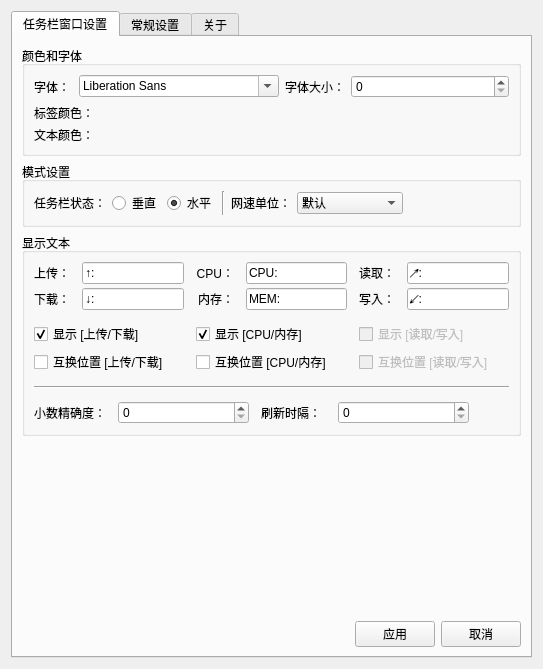
Above: dde-dock-plugin/WinDdeDockSetting.ui from XMuli/NetSpeed before the change. Below: the same form after it.
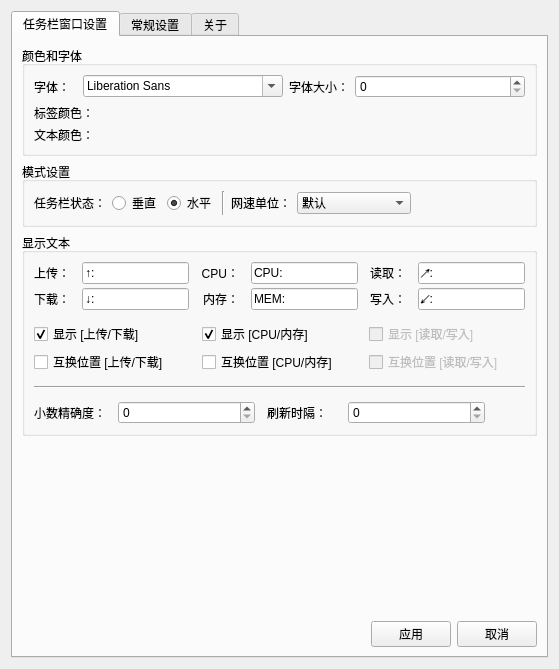
That is the form after the change. Icons and pictures are not drawn.

What changed in the file:
```diff
--- a/dde-dock-plugin/WinDdeDockSetting.ui
+++ b/dde-dock-plugin/WinDdeDockSetting.ui
@@ -6,7 +6,7 @@
    <rect>
     <x>0</x>
     <y>0</y>
-    <width>543</width>
+    <width>559</width>
     <height>669</height>
    </rect>
   </property>
```
